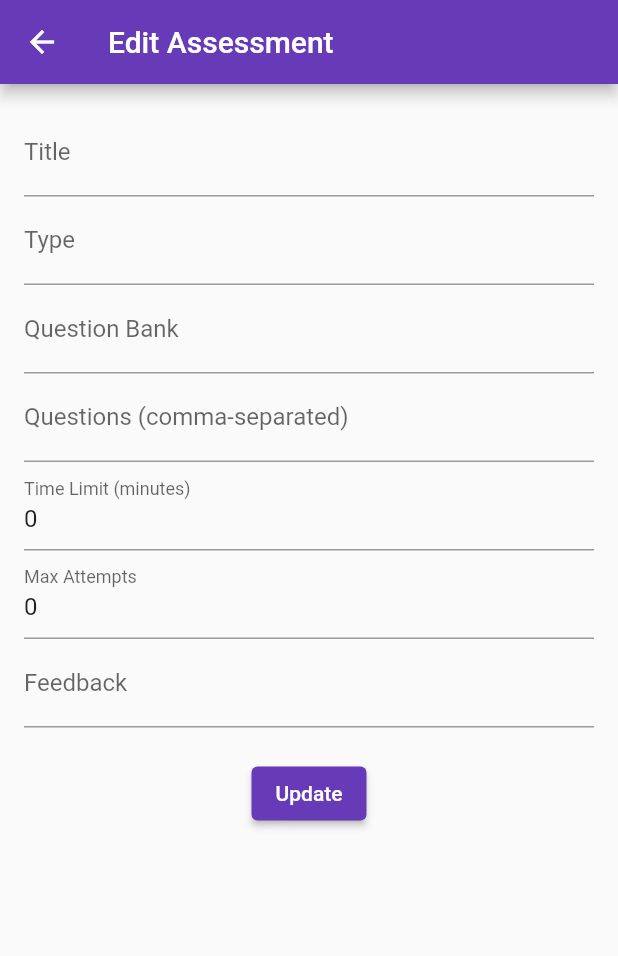
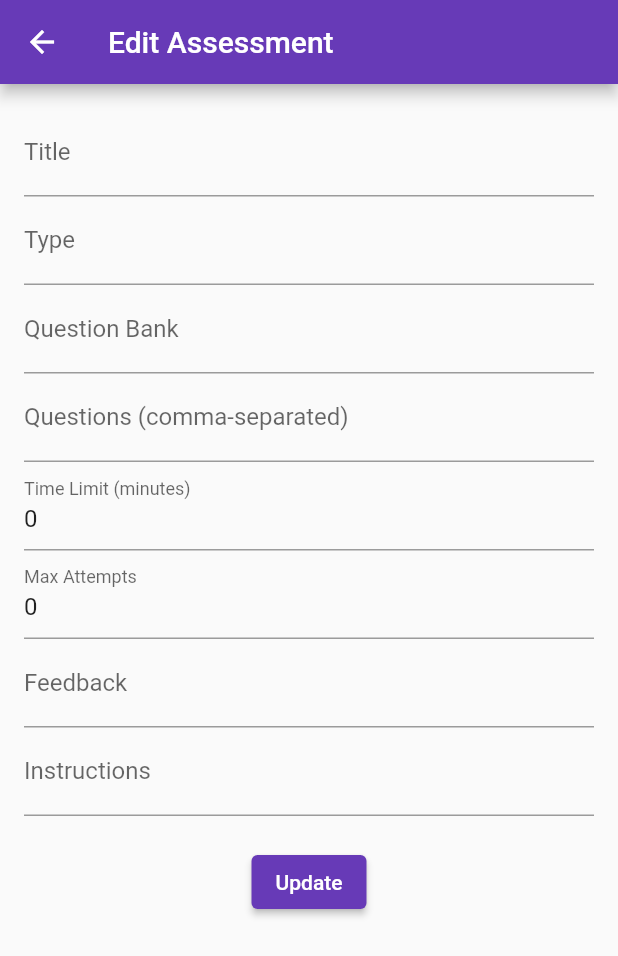
Before and after one commit to shankar64bit/managementsystem, a Flutter app: the AssessmentDetailPage screen opened directly with empty values, after a tap on "Edit", on a phone screen of 412 x 824 dp. Shown: the top 956 px of the screen. Run offline on Flutter 3.47's test engine with Material 2 defaults, Android fonts, the phone set to English and light mode, and no system bars; our stand-ins replace cloud_firestore, csv, file_picker, firebase_auth, firebase_core; accounts and stored records are empty.

Commit message:
added instruction field

```diff
--- a/lib/models/assessment.dart
+++ b/lib/models/assessment.dart
@@ -10,6 +10,7 @@ class Assessment {
   final int maxAttempts;
   final String feedback;
   final Timestamp createdAt;
+  final String instructions;
 
   Assessment({
     required this.id,
@@ -21,6 +22,7 @@ class Assessment {
     required this.maxAttempts,
     required this.feedback,
     required this.createdAt,
+    required this.instructions,
   });
 
   Map<String, dynamic> toMap() {
@@ -34,6 +36,7 @@ class Assessment {
       'maxAttempts': maxAttempts,
       'feedback': feedback,
       'createdAt': createdAt,
+      'instructions': instructions,
     };
   }
 
@@ -48,6 +51,7 @@ class Assessment {
       maxAttempts: map['maxAttempts'],
       feedback: map['feedback'],
       createdAt: map['createdAt'],
+      instructions: map['instructions'],
     );
   }
 }
--- a/lib/screens/assessment/assessment_creation.dart
+++ b/lib/screens/assessment/assessment_creation.dart
@@ -18,6 +18,7 @@ class _AssessmentCreationPageState extends State<AssessmentCreationPage> {
   int _timeLimit = 0;
   int _maxAttempts = 0;
   String _feedback = '';
+  String _instructions = '';
 
   void _addQuestion() {
     if (_questionController.text.isNotEmpty) {
@@ -50,6 +51,7 @@ class _AssessmentCreationPageState extends State<AssessmentCreationPage> {
         'maxAttempts': _maxAttempts,
         'feedback': _feedback,
         'createdAt': Timestamp.now(),
+        'instructions': _instructions,
       }).then((_) {
         Navigator.pop(context);
       });
@@ -157,6 +159,14 @@ class _AssessmentCreationPageState extends State<AssessmentCreationPage> {
                   });
                 },
               ),
+              TextFormField(
+                decoration: InputDecoration(labelText: 'Instructions'),
+                onChanged: (value) {
+                  setState(() {
+                    _instructions = value;
+                  });
+                },
+              ),
               DropdownButtonFormField<String>(
                 value: _type,
                 items: ['Quiz', 'Assignment', 'Survey']
--- a/lib/screens/assessment/assessment_dashboard.dart
+++ b/lib/screens/assessment/assessment_dashboard.dart
@@ -1,8 +1,6 @@
 import 'package:firebase_auth/firebase_auth.dart';
 import 'package:flutter/material.dart';
 import 'package:cloud_firestore/cloud_firestore.dart';
-import 'package:managementsystem/screens/studentView/assessment_taking.dart';
-
 import 'assessment_creation.dart';
 import 'assessment_detail.dart';
 import '../user/login_page.dart';
--- a/lib/screens/assessment/assessment_detail.dart
+++ b/lib/screens/assessment/assessment_detail.dart
@@ -73,6 +73,12 @@ class AssessmentDetailPage extends StatelessWidget {
                 // Feedback
                 Text(
                   'Feedback: ${assessment['feedback']}',
+                  style: TextStyle(fontSize: 15, color: Colors.grey[800]),
+                ),
+                SizedBox(height: 10),
+                // Instructions
+                Text(
+                  'Instructions: ${assessment['instructions']}',
                   style: TextStyle(fontSize: 15, color: Colors.grey[800]),
                 ),
                 SizedBox(height: 20),
--- a/lib/screens/assessment/assessment_edit.dart
+++ b/lib/screens/assessment/assessment_edit.dart
@@ -18,6 +18,7 @@ class _AssessmentEditPageState extends State<AssessmentEditPage> {
   final TextEditingController _timeLimitController = TextEditingController();
   final TextEditingController _maxAttemptsController = TextEditingController();
   final TextEditingController _feedbackController = TextEditingController();
+  final TextEditingController _instructionController = TextEditingController();
 
   @override
   void initState() {
@@ -46,6 +47,7 @@ class _AssessmentEditPageState extends State<AssessmentEditPage> {
     _timeLimitController.text = assessment['timeLimit']?.toString() ?? '';
     _maxAttemptsController.text = assessment['maxAttempts']?.toString() ?? '';
     _feedbackController.text = assessment['feedback'] ?? '';
+    _instructionController.text = assessment['instructions'] ?? '';
   }
 
   void _updateAssessment() {
@@ -65,6 +67,9 @@ class _AssessmentEditPageState extends State<AssessmentEditPage> {
       'maxAttempts': int.tryParse(_maxAttemptsController.text) ?? 0,
       'feedback':
           _feedbackController.text.isNotEmpty ? _feedbackController.text : null,
+      'instructions': _instructionController.text.isNotEmpty
+          ? _instructionController.text
+          : null,
     }).then((_) {
       Navigator.pop(context); // Go back to the detail page
     }).catchError((error) {
@@ -114,6 +119,10 @@ class _AssessmentEditPageState extends State<AssessmentEditPage> {
               controller: _feedbackController,
               decoration: InputDecoration(labelText: 'Feedback'),
             ),
+            TextField(
+              controller: _instructionController,
+              decoration: InputDecoration(labelText: 'Instructions'),
+            ),
             SizedBox(height: 20),
             ElevatedButton(
               onPressed: _updateAssessment,
```
